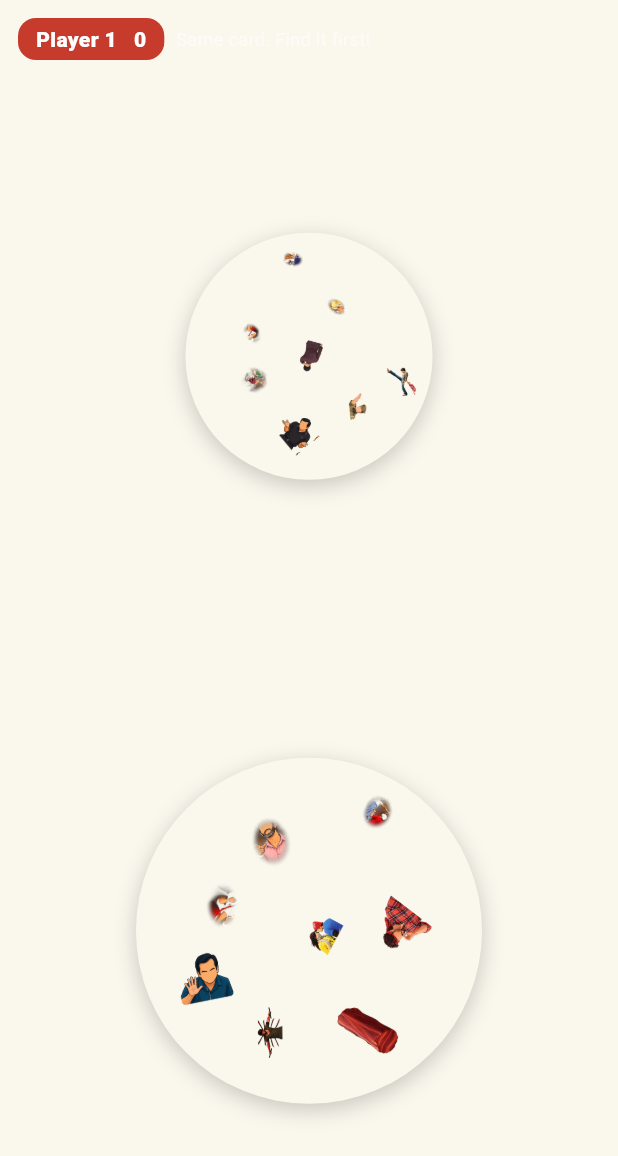
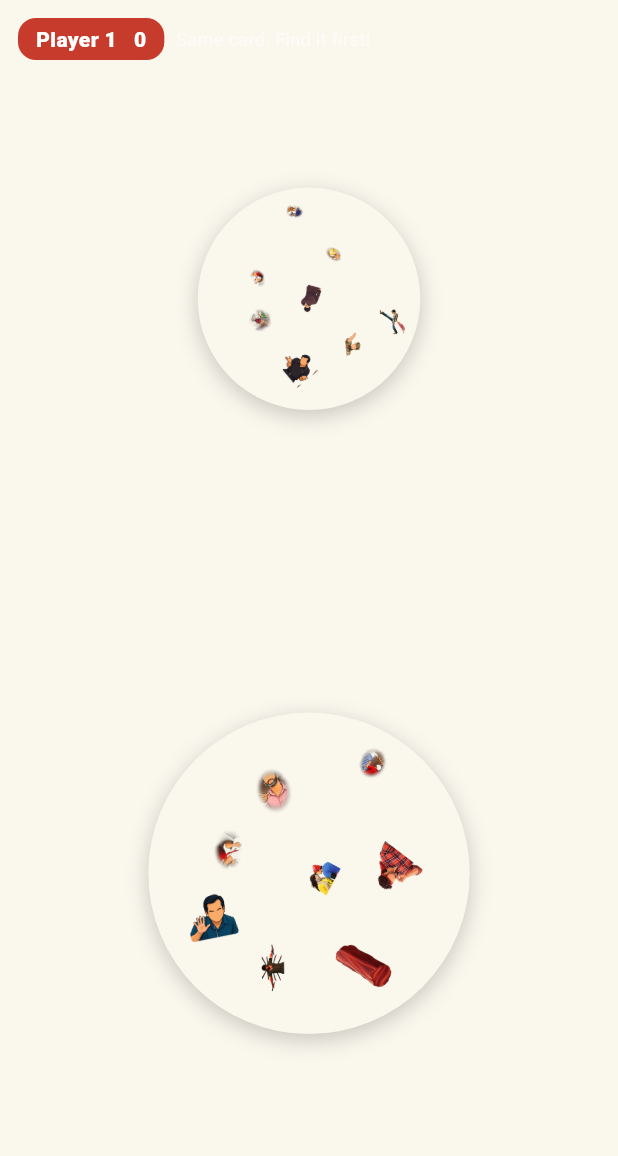
Before and after one commit to kattapriyatham/tfi-bagundali, a Flutter app: the _PlayerHalf widget shown alone on an empty page, opened directly, on a phone screen of 412 x 824 dp. Shown: the top 1156 px of the screen. Run offline on Flutter 3.47's test engine with Material 3 defaults, Android fonts, the phone set to English and light mode, and no system bars; our stand-ins replace flutter_riverpod, freezed_annotation, go_router, google_mobile_ads, shared_preferences; accounts and stored records are empty; network calls fail.

Commit message:
fix: 2-player card sizing — FittedBox + flex so halves never clip
Co-Authored-By: Claude Sonnet 5 <noreply@anthropic.com>

```diff
--- a/lib/ui/two_player_screen.dart
+++ b/lib/ui/two_player_screen.dart
@@ -176,24 +176,30 @@ class _PlayerHalf extends ConsumerWidget {
           ),
           const SizedBox(height: 6),
           Expanded(
+            flex: 4,
             child: Center(
+              child: FittedBox(
                 child: CardView(
                   card: center,
-                diameter: (w * 0.40).clamp(140.0, 260.0),
+                  diameter: (w * 0.36).clamp(140.0, 230.0),
                   interactive: false,
                   onSymbolTap: (_) {},
                 ),
               ),
             ),
+          ),
           Expanded(
+            flex: 6,
             child: Center(
+              child: FittedBox(
                 child: CardView(
                   card: held,
-                diameter: (w * 0.56).clamp(200.0, 360.0),
+                  diameter: (w * 0.52).clamp(200.0, 330.0),
                   wrongSymbolId: wrong >= 0 ? wrong : null,
                   onSymbolTap: (id) => ref
                       .read(twoPlayerControllerProvider.notifier)
                       .tap(player, id),
+                ),
               ),
             ),
           ),
```
Lines whose indentation alone changed are shown as unchanged.
